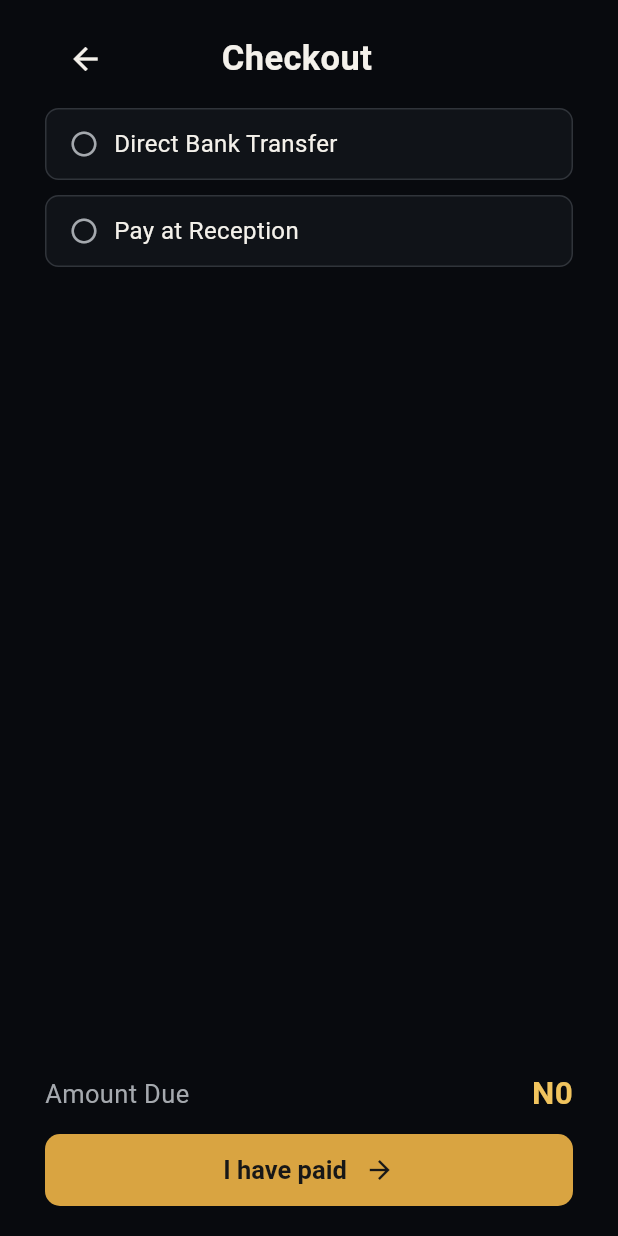
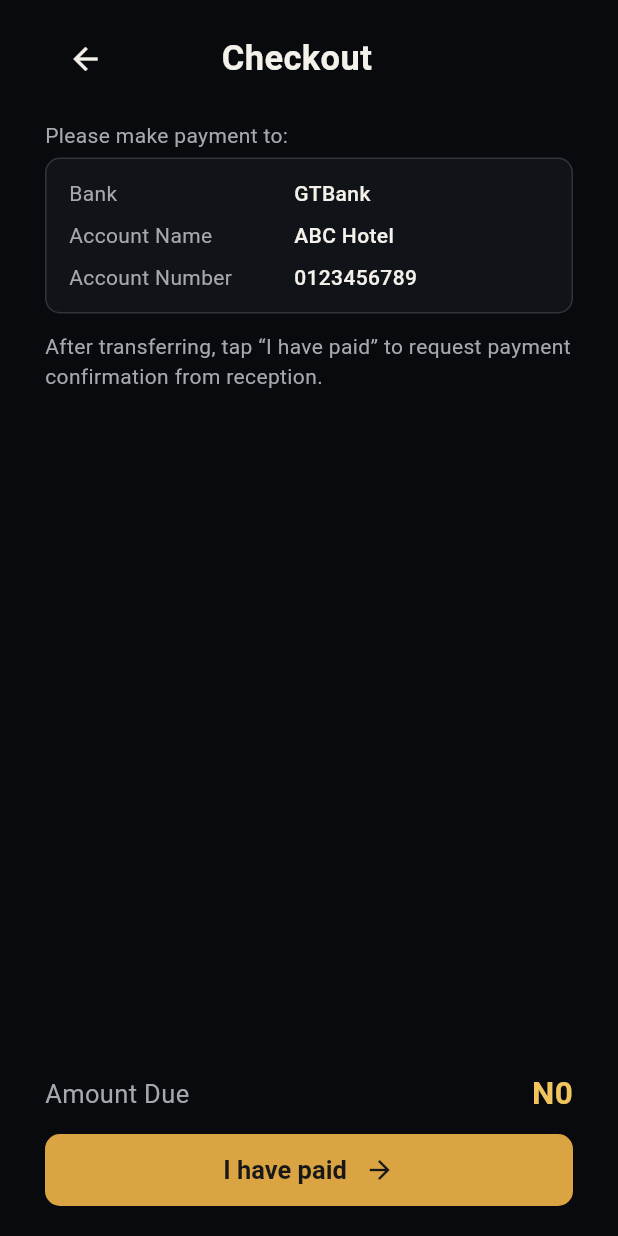
Before and after one commit to haidware/device-demo, a Flutter app: the CheckoutScreen widget shown alone on an empty page, opened directly with empty values, on a phone screen of 412 x 824 dp. Run offline on Flutter 3.47's test engine with Material 3 defaults, Android fonts, the phone set to English and light mode, and no system bars.

Commit message:
feat: simulate WhatsApp payment confirmation
Remove pay-at-reception and show a generated reception payment request after staff report a bank transfer. Clearly label the request as a demo that is not delivered.

Co-authored-by: Copilot <223556219+Copilot@users.noreply.github.com>

```diff
--- a/lib/models/app_page.dart
+++ b/lib/models/app_page.dart
@@ -6,6 +6,7 @@ enum AppPage {
   detail,
   cart,
   checkout,
+  paymentRequestSent,
   confirmation,
   tracking,
   orderDetails,
@@ -22,6 +23,7 @@ extension AppPageLabel on AppPage {
     AppPage.detail => 'Item Detail',
     AppPage.cart => 'Cart',
     AppPage.checkout => 'Checkout',
+    AppPage.paymentRequestSent => 'Payment Request Sent',
     AppPage.confirmation => 'Order Confirmation',
     AppPage.tracking => 'Order Tracking',
     AppPage.orderDetails => 'Order Details',
--- a/lib/screens/order_screens.dart
+++ b/lib/screens/order_screens.dart
@@ -7,16 +7,12 @@ import '../widgets/app_widgets.dart';
 class CheckoutScreen extends StatelessWidget {
   const CheckoutScreen({
     super.key,
-    required this.paymentMethod,
     required this.total,
-    required this.onSelectPayment,
     required this.onConfirm,
     required this.onBack,
   });
 
-  final String paymentMethod;
   final int total;
-  final ValueChanged<String> onSelectPayment;
   final VoidCallback onConfirm;
   final VoidCallback onBack;
 
@@ -27,19 +23,6 @@ class CheckoutScreen extends StatelessWidget {
       child: Column(
         children: [
           PageHeader(title: 'Checkout', onBack: onBack),
-          const SizedBox(height: 6),
-          _PaymentOption(
-            title: 'Direct Bank Transfer',
-            selected: paymentMethod == 'Direct Bank Transfer',
-            onTap: () => onSelectPayment('Direct Bank Transfer'),
-          ),
-          const SizedBox(height: 10),
-          _PaymentOption(
-            title: 'Pay at Reception',
-            selected: paymentMethod == 'Pay at Reception',
-            onTap: () => onSelectPayment('Pay at Reception'),
-          ),
-          if (paymentMethod == 'Direct Bank Transfer') ...[
           const SizedBox(height: 14),
           const Align(
             alignment: Alignment.centerLeft,
@@ -59,7 +42,11 @@ class CheckoutScreen extends StatelessWidget {
               ],
             ),
           ),
-          ],
+          const SizedBox(height: 12),
+          const Text(
+            'After transferring, tap “I have paid” to request payment confirmation from reception.',
+            style: TextStyle(color: AppColors.muted, fontSize: 14),
+          ),
           const Spacer(),
           Row(
             mainAxisAlignment: MainAxisAlignment.spaceBetween,
@@ -93,50 +80,64 @@ class CheckoutScreen extends StatelessWidget {
   }
 }
 
-class _PaymentOption extends StatelessWidget {
-  const _PaymentOption({
-    required this.title,
-    required this.selected,
-    required this.onTap,
+class PaymentRequestScreen extends StatelessWidget {
+  const PaymentRequestScreen({
+    super.key,
+    required this.orderNumber,
+    required this.staffId,
+    required this.total,
+    required this.onBack,
   });
 
-  final String title;
-  final bool selected;
-  final VoidCallback onTap;
+  final String orderNumber;
+  final String staffId;
+  final int total;
+  final VoidCallback onBack;
 
   @override
   Widget build(BuildContext context) {
-    return InkWell(
-      onTap: onTap,
-      borderRadius: BorderRadius.circular(9),
-      child: Container(
-        height: 48,
-        padding: const EdgeInsets.symmetric(horizontal: 15),
-        decoration: BoxDecoration(
-          color: AppColors.surface,
-          borderRadius: BorderRadius.circular(9),
-          border: Border.all(
-            color: selected ? AppColors.gold : AppColors.border,
+    return ScreenSurface(
+      padding: const EdgeInsets.fromLTRB(35, 18, 35, 22),
+      child: Column(
+        children: [
+          PageHeader(title: 'Payment Request', onBack: onBack),
+          const Spacer(),
+          const Icon(Icons.chat, color: Color(0xFF25D366), size: 50),
+          const SizedBox(height: 10),
+          const Text(
+            'WhatsApp message sent',
+            textAlign: TextAlign.center,
+            style: TextStyle(
+              color: AppColors.text,
+              fontSize: 24,
+              fontWeight: FontWeight.w600,
             ),
           ),
-        child: Row(
-          children: [
-            Icon(
-              selected ? Icons.radio_button_checked : Icons.radio_button_off,
-              color: selected ? AppColors.gold : AppColors.muted,
-              size: 20,
+          const SizedBox(height: 8),
+          const Text(
+            'Demo simulation',
+            style: TextStyle(color: AppColors.goldLight, fontSize: 15),
           ),
-            const SizedBox(width: 10),
-            Expanded(
+          const SizedBox(height: 12),
+          InfoPanel(
             child: Text(
-                title,
-                style: const TextStyle(color: AppColors.text, fontSize: 16),
+              'Hello Reception,\n'
+              'I have completed a bank transfer.\n'
+              'Order: $orderNumber\n'
+              'Staff ID: $staffId\n'
+              'Amount: ${formatPrice(total)}\n'
+              'Please confirm receipt of payment.',
+              style: TextStyle(color: AppColors.text, fontSize: 14),
             ),
           ),
-            if (selected)
-              const Icon(Icons.check_circle, color: AppColors.gold, size: 19),
+          const SizedBox(height: 8),
+          const Text(
+            'This message is simulated and was not delivered. Connect a reception WhatsApp number and messaging service to enable sending.',
+            textAlign: TextAlign.center,
+            style: TextStyle(color: AppColors.muted, fontSize: 12),
+          ),
+          const Spacer(),
         ],
-        ),
       ),
     );
   }
```
Also changed, not shown: lib/app.dart (+9 -8 lines), 2 other files. Lines whose indentation alone changed are shown as unchanged.
